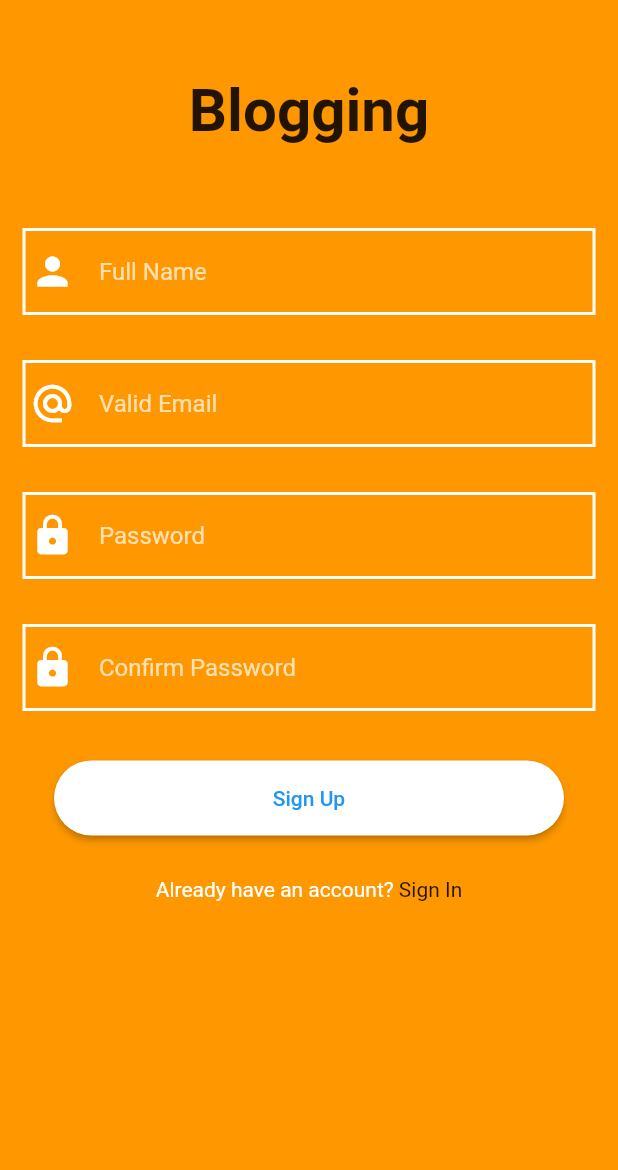
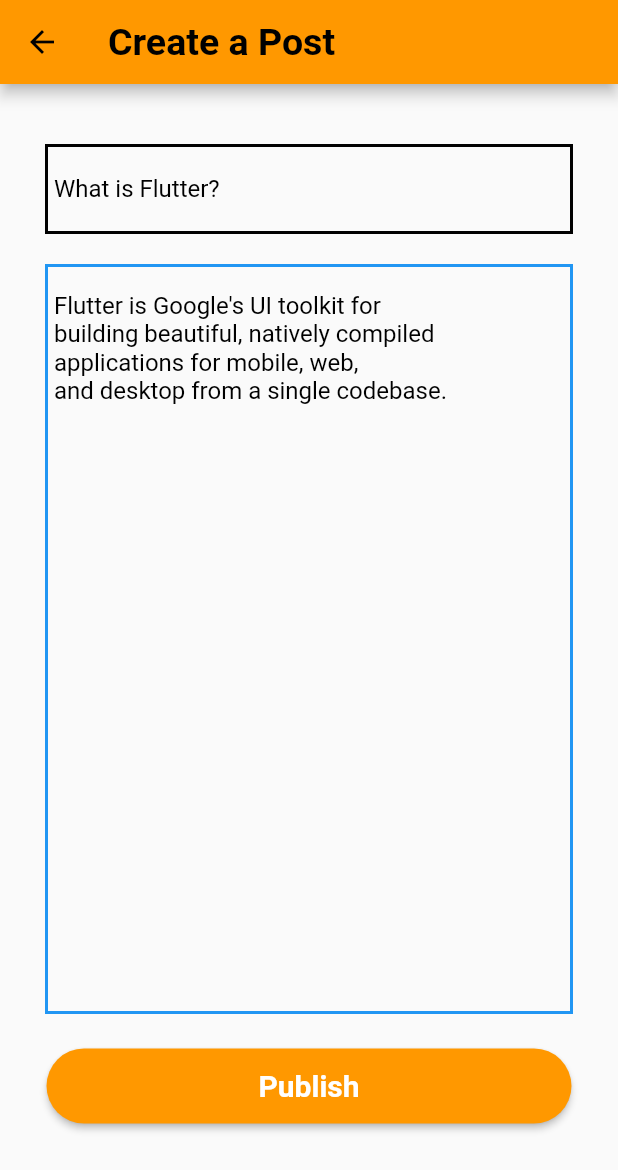
Before and after one commit to bayuik/UdacodingTask-1, a Flutter app: the screen it shows after launch, on a phone screen of 412 x 824 dp. Shown: the top 1170 px of the screen. Run offline on Flutter 3.47's test engine with Material 2 defaults, Android fonts, the phone set to English and light mode, and no system bars.

Commit message:
Add Create post page

```diff
--- /dev/null
+++ b/lib/create_post.dart
@@ -0,0 +1,76 @@
+import 'package:flutter/material.dart';
+import 'package:flutter/services.dart';
+
+class CreatePost extends StatelessWidget {
+  @override
+  Widget build(BuildContext context) {
+    return Scaffold(
+        appBar: AppBar(
+          backgroundColor: Colors.orange,
+          leading: IconButton(
+            icon: Icon(
+              Icons.arrow_back,
+              color: Colors.black,
+            ),
+            onPressed: () => Navigator.pop(context),
+          ),
+          title: Text(
+            'Create a Post',
+            style: TextStyle(
+                color: Colors.black, fontWeight: FontWeight.bold, fontSize: 25),
+          ),
+        ),
+        body: SingleChildScrollView(
+            child: Column(children: <Widget>[
+          SizedBox(
+            height: 20,
+          ),
+          Container(
+              margin: EdgeInsets.only(top: 20, right: 30, left: 30, bottom: 20),
+              padding: EdgeInsets.all(4),
+              decoration: BoxDecoration(
+                border: Border.all(width: 2, color: Colors.black),
+              ),
+              child: TextFormField(
+                decoration: InputDecoration(
+                    border: InputBorder.none,
+                    hintText: 'What is Flutter?',
+                    hintStyle: TextStyle(color: Colors.black)),
+              )),
+          Container(
+              margin: EdgeInsets.only(right: 30, left: 30, bottom: 15),
+              height: 500,
+              padding: EdgeInsets.all(4),
+              decoration: BoxDecoration(
+                  border: Border.all(width: 2, color: Colors.blue)),
+              child: TextFormField(
+                keyboardType: TextInputType.multiline,
+                maxLength: null,
+                maxLines: null,
+                decoration: InputDecoration(
+                  border: InputBorder.none,
+                  hintText:
+                      "Flutter is Google's UI toolkit for \nbuilding beautiful, natively compiled \napplications for mobile, web,\nand desktop from a single codebase.",
+                  hintStyle: TextStyle(color: Colors.black)
+                ),
+              )),
+          Container(
+            padding: EdgeInsets.all(3.0),
+            margin: EdgeInsets.all(5.0),
+            child: MaterialButton(
+              height: 50,
+              minWidth: 350,
+              shape: RoundedRectangleBorder(
+                  borderRadius: new BorderRadius.circular(50)),
+              onPressed: () {},
+              child: Text(
+                'Publish',
+                style: TextStyle(color: Colors.white, fontWeight: FontWeight.bold, fontSize: 20),
+
+              ),
+              color: Colors.orange,
+            ),
+          )
+        ])));
+  }
+}
--- a/lib/main.dart
+++ b/lib/main.dart
@@ -1,5 +1,6 @@
 import 'package:flutter/material.dart';
 import 'package:byblog/sign_up.dart';
+import 'package:byblog/create_post.dart';
 
 void main() {
   runApp(MyApp());
@@ -12,7 +13,7 @@ class MyApp extends StatelessWidget {
       debugShowCheckedModeBanner: false,
       title: 'Blog Bayuik',
       theme: ThemeData.light(),
-      home: SignUp(),
+      home: CreatePost(),
     );
   }
 }
--- a/lib/sign_up.dart
+++ b/lib/sign_up.dart
@@ -128,6 +128,9 @@ class SignUp extends StatelessWidget {
                         Text(' Sign In')
                       ],
                     ),
+                    SizedBox(
+                      height: 50,
+                    )
                   ],
                 ),
               ),
```
Also changed, not shown: 7 other files.
